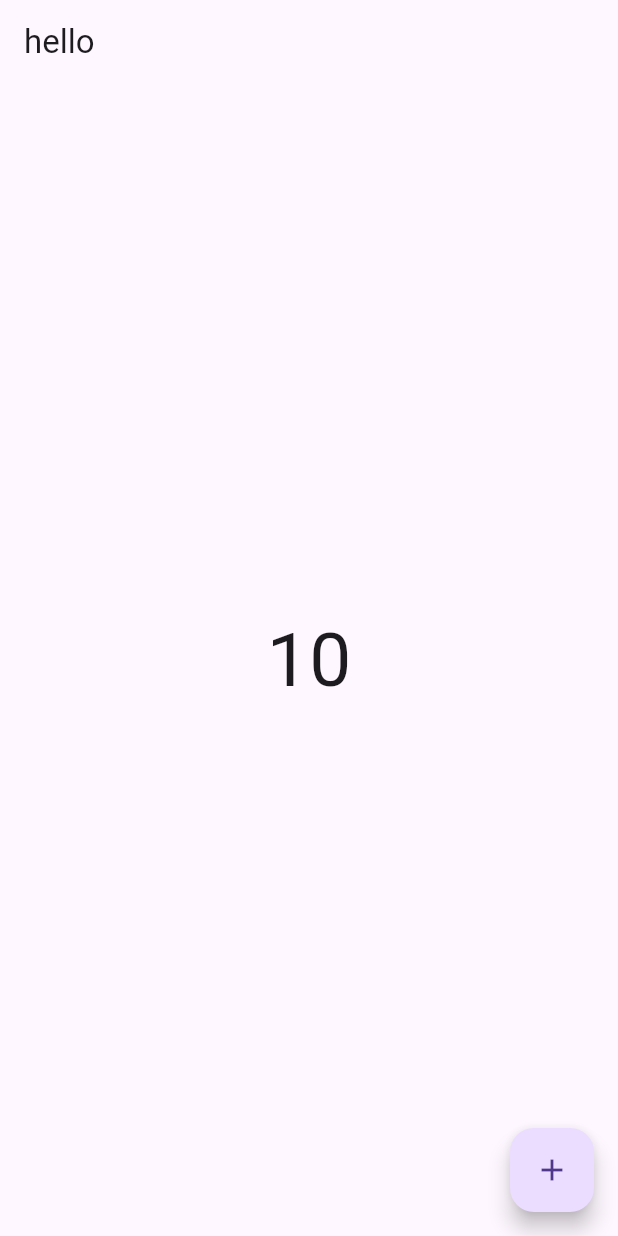
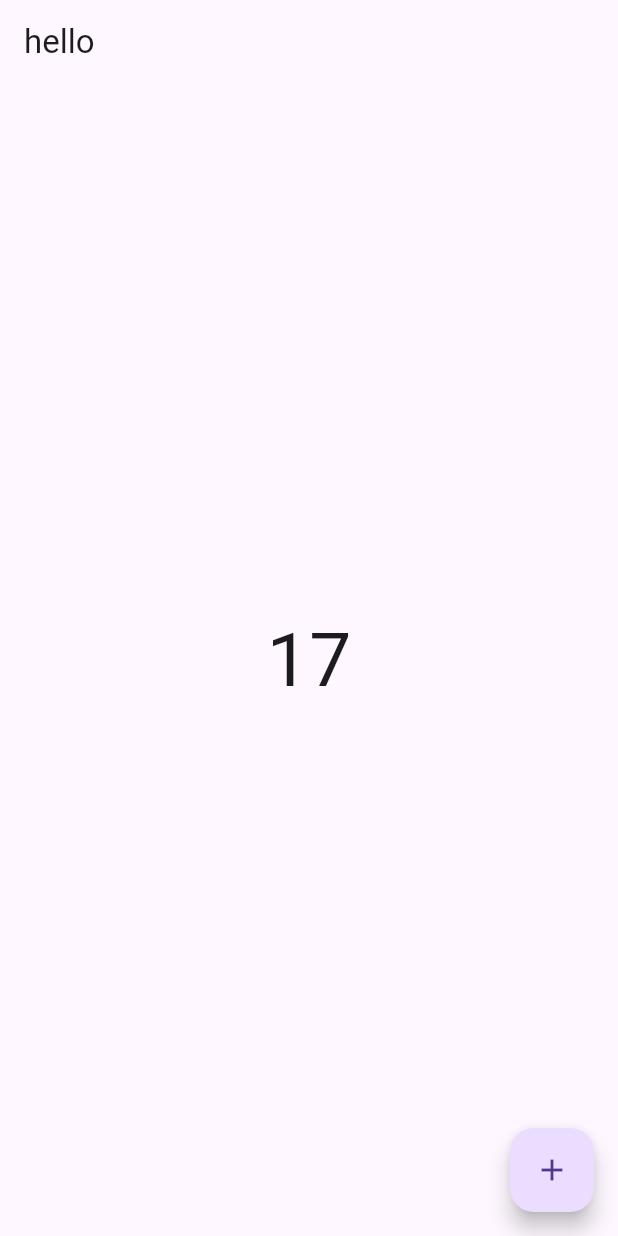
Before and after one commit to HamzaIqbalMughal/flutter_working_with_provider, a Flutter app: the screen it shows after launch, on a phone screen of 412 x 824 dp. Run offline on Flutter 3.47's test engine with Material 3 defaults, Android fonts, the phone set to English and light mode, and no system bars.

Commit message:
added count_example

```diff
--- a/lib/screen/count_example.dart
+++ b/lib/screen/count_example.dart
@@ -1,3 +1,5 @@
+import 'dart:async';
+
 import 'package:flutter/material.dart';
 import 'package:flutter_working_with_provider/provider/count_provider.dart';
 import 'package:provider/provider.dart';
@@ -10,18 +12,39 @@ class CountExample extends StatefulWidget {
 }
 
 class _CountExampleState extends State<CountExample> {
+
+  @override
+  void initState() {
+    // TODO: implement initState
+    super.initState();
+    final countProvider = Provider.of<CountProvider>(context, listen: false);
+    // now if i set listen=true, that means it is listening whereas this now the widget is not build yet. so we are getting error,
+    // now we have to set listen=false,
+    Timer.periodic(Duration(seconds: 1), (timer) {
+      countProvider.setCount();
+    });
+  }
+
   @override
   Widget build(BuildContext context) {
-    final countProvider = Provider.of<CountProvider>(context);
+    final countProvider = Provider.of<CountProvider>(context, listen: false);
+    // where ever we create the object of Provider it starts listening to changes and build the whole widget in which it is created.
+    // like in the above case countProvider is initialized with Provider, now whenever any changes happens it will rebuild the Widget build()
+    // but we don't want to rebuild the whole widget, we only want to rebuild the widget where changes are actually happened,
+    // - Provider.of<CountProvider>(context, listen: false); // so setting the listen = false, will stop it to listen the changes
+    // & now will only rebuild the Consumer widget with its provider e.g :- Consumer<CountProvider>(builder: (context, value, child){}
     print('build');
     return Scaffold(
       appBar: AppBar(
         title: Text("hello"),
       ),
       body: Center(
-        child: Text(countProvider.count.toString(),
-          style:  TextStyle(fontSize: 50),
-        ),
+        child: Consumer<CountProvider>(builder: (context, value, child){
+          return Text(
+            countProvider.count.toString(),
+            style:  TextStyle(fontSize: 50),
+          );
+        }),
       ),
       floatingActionButton: FloatingActionButton(
         onPressed: (){
```
Also changed, not shown: notes.txt (+8 -0 lines).
